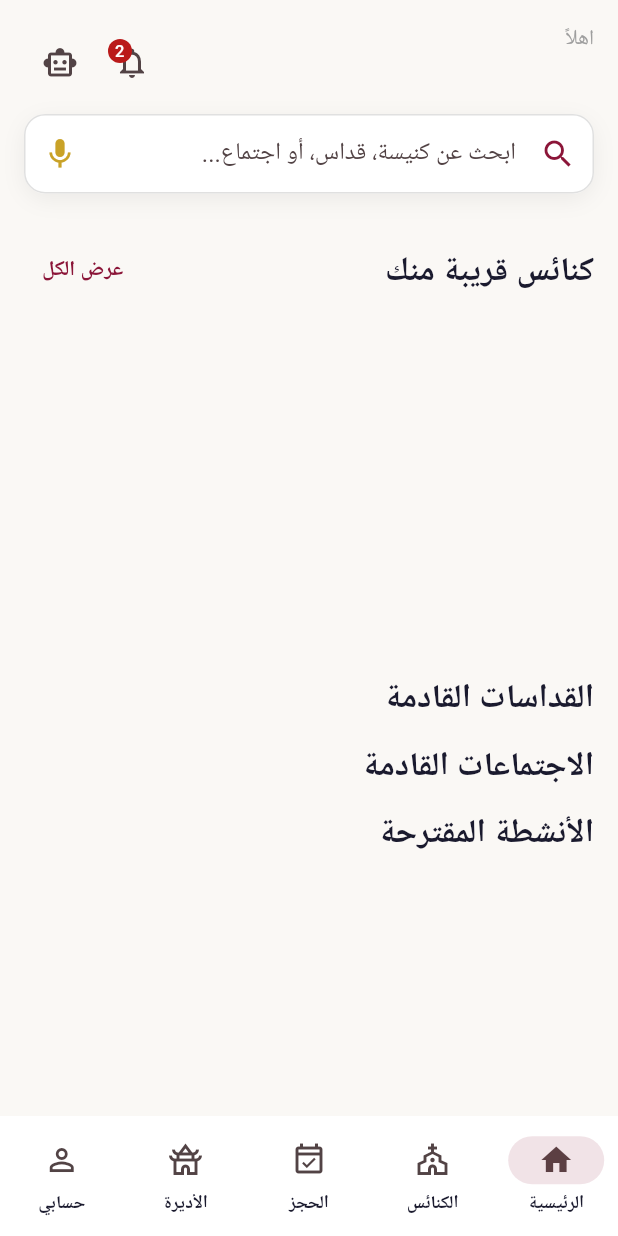
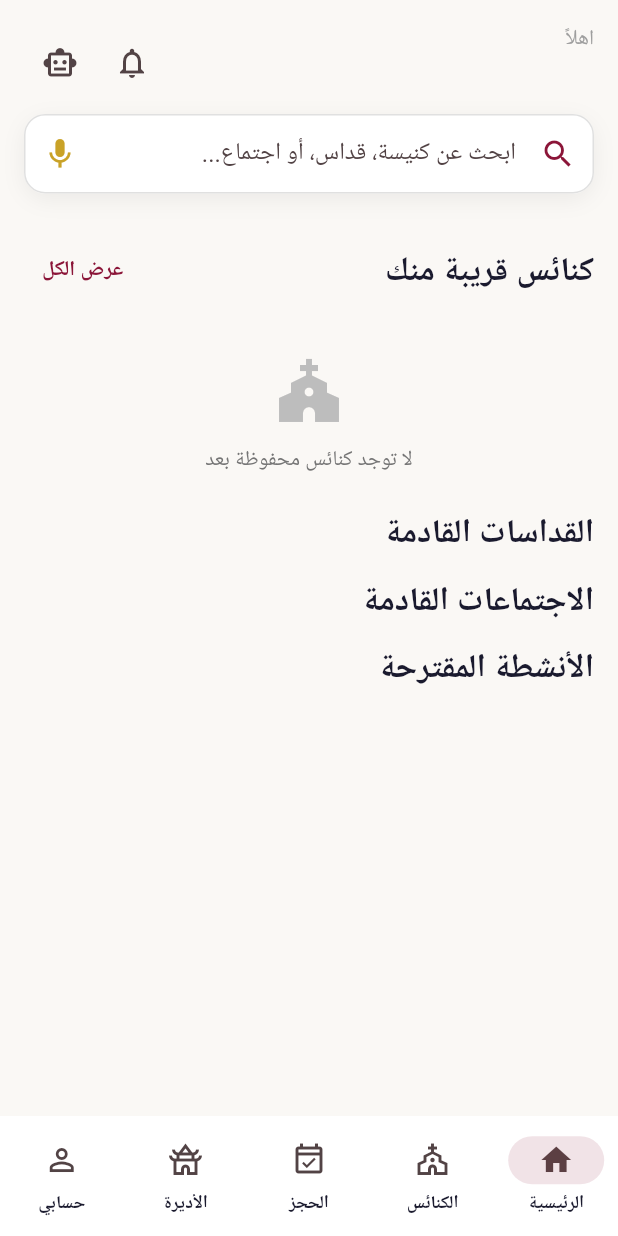
Before and after one commit to absalmus/guide, a Flutter app: the HomeScreen screen opened by its route, on a phone screen of 412 x 824 dp. Run offline on Flutter 3.47's test engine with Material 3 defaults, Android fonts, the phone set to English and light mode, and no system bars; our stand-ins replace cloud_firestore, firebase_auth, firebase_core, firebase_messaging, flutter_animate, flutter_map and 6 more; accounts and stored records are empty; Roboto replaces fonts that are missing (Cairo).

Commit message:
Update app

```diff
--- a/lib/core/router/app_router.dart
+++ b/lib/core/router/app_router.dart
@@ -46,8 +46,7 @@ GoRouter createRouter(AuthService authService) {
         return '/complete-profile';
       }
 
-      if (path == '/admin' &&
-          authService.currentProfile?.email != kAdminEmail) {
+      if (path == '/admin' && !(authService.currentProfile?.isAdmin ?? false)) {
         return '/home';
       }
 
--- a/lib/models/user_profile.dart
+++ b/lib/models/user_profile.dart
@@ -12,6 +12,7 @@ class UserProfile {
     this.favoriteChurchIds = const [],
     this.phone,
     this.profileComplete = false,
+    this.isAdmin = false,
   });
 
   final String id;
@@ -24,6 +25,7 @@ class UserProfile {
   final List<String> favoriteChurchIds;
   final String? phone;
   final bool profileComplete;
+  final bool isAdmin;
 
   UserProfile copyWith({
     String? name,
@@ -33,6 +35,7 @@ class UserProfile {
     AgeCategory? category,
     List<String>? favoriteChurchIds,
     bool? profileComplete,
+    bool? isAdmin,
   }) {
     return UserProfile(
       id: id,
@@ -45,6 +48,7 @@ class UserProfile {
       favoriteChurchIds: favoriteChurchIds ?? this.favoriteChurchIds,
       phone: phone,
       profileComplete: profileComplete ?? this.profileComplete,
+      isAdmin: isAdmin ?? this.isAdmin,
     );
   }
 
@@ -58,6 +62,7 @@ class UserProfile {
     'favoriteChurchIds': favoriteChurchIds,
     'phone': phone,
     'profileComplete': profileComplete,
+    'isAdmin': isAdmin,
   };
 
   factory UserProfile.fromMap(String id, Map<String, dynamic> map) {
@@ -72,10 +77,12 @@ class UserProfile {
         (c) => c.name == map['category'],
         orElse: () => AgeCategory.youth,
       ),
-      favoriteChurchIds:
-          List<String>.from(map['favoriteChurchIds'] as List? ?? []),
+      favoriteChurchIds: List<String>.from(
+        map['favoriteChurchIds'] as List? ?? [],
+      ),
       phone: map['phone'] as String?,
       profileComplete: map['profileComplete'] as bool? ?? false,
+      isAdmin: map['isAdmin'] as bool? ?? false,
     );
   }
 }
--- a/lib/screens/home/home_screen.dart
+++ b/lib/screens/home/home_screen.dart
@@ -67,10 +67,7 @@ class _HomeScreenState extends State<HomeScreen> {
                       ),
                       IconButton(
                         onPressed: () => context.push('/notifications'),
-                        icon: Badge(
-                          label: const Text('2'),
-                          child: const Icon(Icons.notifications_outlined),
-                        ),
+                        icon: const Icon(Icons.notifications_outlined),
                       ),
                       IconButton(
                         onPressed: () => context.push('/ai-assistant'),
@@ -93,19 +90,42 @@ class _HomeScreenState extends State<HomeScreen> {
               ),
               SliverToBoxAdapter(
                 child: SizedBox(
-                  height: 230,
-                  child: ListView.separated(
+                  height: churches.isEmpty ? 120 : 230,
+                  child: churches.isEmpty
+                      ? Center(
+                          child: Padding(
+                            padding: const EdgeInsets.all(24),
+                            child: Column(
+                              mainAxisAlignment: MainAxisAlignment.center,
+                              children: [
+                                Icon(
+                                  Icons.church,
+                                  size: 48,
+                                  color: Colors.grey.shade400,
+                                ),
+                                const SizedBox(height: 12),
+                                Text(
+                                  'لا توجد كنائس محفوظة بعد',
+                                  style: TextStyle(color: Colors.grey.shade600),
+                                ),
+                              ],
+                            ),
+                          ),
+                        )
+                      : ListView.separated(
                           padding: const EdgeInsets.symmetric(horizontal: 16),
                           scrollDirection: Axis.horizontal,
                           itemCount: churches.length,
-                    separatorBuilder: (_, __) => const SizedBox(width: 14),
+                          separatorBuilder: (_, __) =>
+                              const SizedBox(width: 14),
                           itemBuilder: (_, i) {
                             final church = churches[i];
                             return SizedBox(
                               width: 300,
                               child: InkWell(
                                 borderRadius: BorderRadius.circular(24),
-                          onTap: () => context.push('/church/${church.id}'),
+                                onTap: () =>
+                                    context.push('/church/${church.id}'),
                                 child: ClipRRect(
                                   borderRadius: BorderRadius.circular(24),
                                   child: Stack(
@@ -114,10 +134,14 @@ class _HomeScreenState extends State<HomeScreen> {
                                         child: Image.network(
                                           church.imageUrl,
                                           fit: BoxFit.cover,
-                                    errorBuilder: (_, __, ___) => Container(
+                                          errorBuilder: (_, __, ___) =>
+                                              Container(
                                                 color: AppColors.copticBurgundy
                                                     .withValues(alpha: 0.1),
-                                      child: const Icon(Icons.church, size: 48),
+                                                child: const Icon(
+                                                  Icons.church,
+                                                  size: 48,
+                                                ),
                                               ),
                                         ),
                                       ),
@@ -142,8 +166,12 @@ class _HomeScreenState extends State<HomeScreen> {
                                             vertical: 6,
                                           ),
                                           decoration: BoxDecoration(
-                                      color: Colors.white.withOpacity(0.92),
-                                      borderRadius: BorderRadius.circular(16),
+                                            color: Colors.white.withOpacity(
+                                              0.92,
+                                            ),
+                                            borderRadius: BorderRadius.circular(
+                                              16,
+                                            ),
                                           ),
                                           child: Text(
                                             church.distanceKm != null
@@ -213,7 +241,8 @@ class _HomeScreenState extends State<HomeScreen> {
                                                         color: Colors.white70,
                                                         fontSize: 13,
                                                       ),
-                                                overflow: TextOverflow.ellipsis,
+                                                      overflow:
+                                                          TextOverflow.ellipsis,
                                                     ),
                                                   ),
                                                 ],
--- a/lib/screens/profile/profile_screen.dart
+++ b/lib/screens/profile/profile_screen.dart
@@ -148,7 +148,7 @@ class _ProfileScreenState extends State<ProfileScreen> {
               onChanged: (_) => themeProvider.toggle(),
             ),
             const SizedBox(height: 16),
-            if (profile?.email == kAdminEmail)
+            if (profile?.isAdmin ?? false)
               Padding(
                 padding: const EdgeInsets.only(bottom: 12),
                 child: SizedBox(
```
Also changed, not shown: lib/core/constants/app_constants.dart (+29 -0 lines), lib/screens/admin/admin_portal_screen.dart (+23 -3 lines), lib/screens/monasteries/monasteries_screen.dart (+23 -0 lines), lib/screens/profile/complete_profile_screen.dart (+5 -15 lines). Lines whose indentation alone changed are shown as unchanged.
